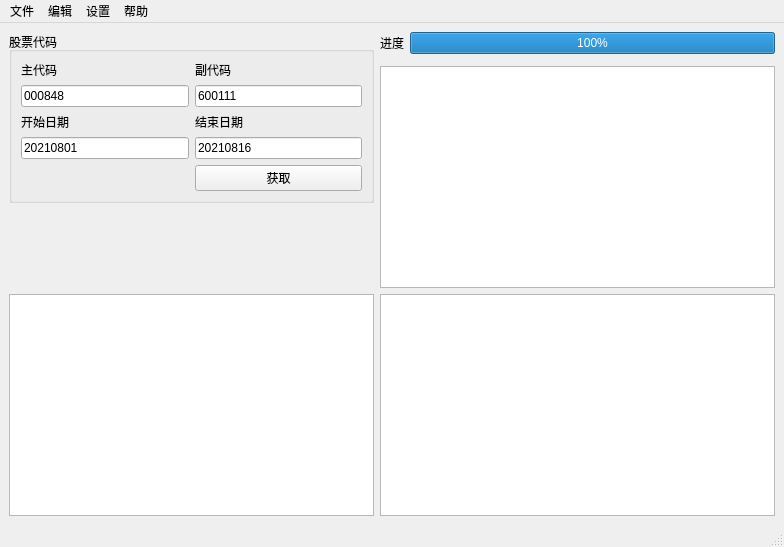
This is StockUI.ui in yangjiameng/Stock_Monitoring as Qt 5 draws it before an edit. The edited form follows.
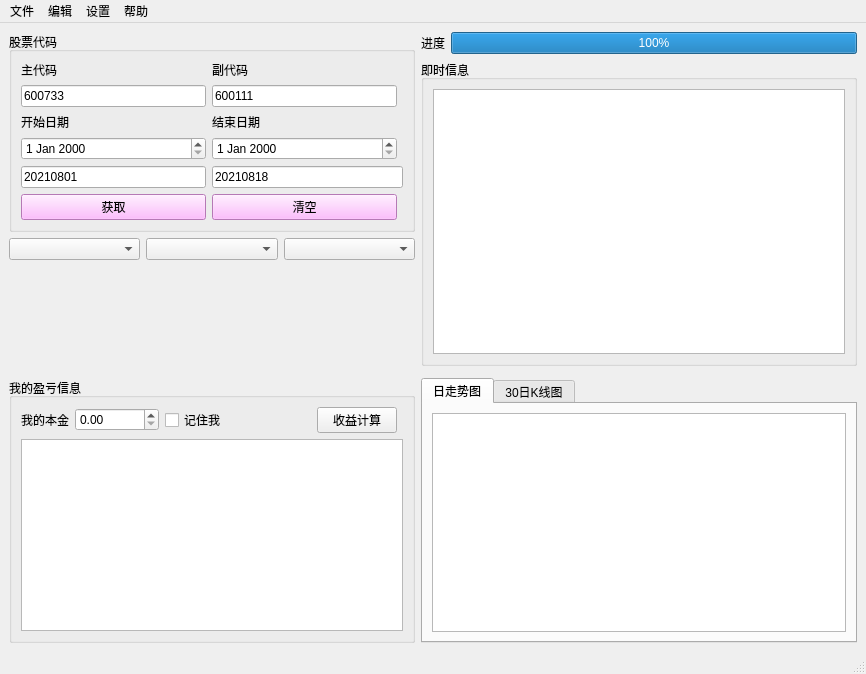
This is the edited form. Custom widgets are drawn as their Qt base class.

Commit message: 加入个性化信息计算功能，更新控件显示，加入振幅线，更新分时显示

Patch:
```diff
--- a/StockUI.ui
+++ b/StockUI.ui
@@ -6,8 +6,8 @@
    <rect>
     <x>0</x>
     <y>0</y>
-    <width>784</width>
-    <height>547</height>
+    <width>866</width>
+    <height>674</height>
    </rect>
   </property>
   <property name="windowTitle">
@@ -18,9 +18,6 @@
   </property>
   <widget class="QWidget" name="centralwidget">
    <layout class="QGridLayout" name="gridLayout_3">
-    <item row="4" column="1">
-     <widget class="GraphicsLayoutWidget" name="graphicsView_daily_line"/>
-    </item>
     <item row="0" column="3">
      <widget class="QProgressBar" name="progressBar_stock">
       <property name="value">
@@ -28,31 +25,116 @@
       </property>
      </widget>
     </item>
+    <item row="0" column="2">
+     <widget class="QLabel" name="label_5">
+      <property name="text">
+       <string>进度</string>
+      </property>
+     </widget>
+    </item>
+    <item row="3" column="1" rowspan="2">
+     <widget class="QGroupBox" name="groupBox">
+      <property name="title">
+       <string>我的盈亏信息</string>
+      </property>
+      <layout class="QGridLayout" name="gridLayout_7">
+       <item row="0" column="2">
+        <widget class="QCheckBox" name="checkBox_remember">
+         <property name="text">
+          <string>记住我</string>
+         </property>
+        </widget>
+       </item>
+       <item row="2" column="0" colspan="6">
+        <widget class="QListView" name="listView_person_msg"/>
+       </item>
+       <item row="0" column="4">
+        <widget class="QPushButton" name="pushButton">
+         <property name="text">
+          <string>收益计算</string>
+         </property>
+        </widget>
+       </item>
+       <item row="0" column="0">
+        <widget class="QLabel" name="label_6">
+         <property name="text">
+          <string>我的本金</string>
+         </property>
+        </widget>
+       </item>
+       <item row="0" column="1">
+        <widget class="QDoubleSpinBox" name="doubleSpinBox_my_money">
+         <property name="enabled">
+          <bool>true</bool>
+         </property>
+         <property name="layoutDirection">
+          <enum>Qt::LeftToRight</enum>
+         </property>
+         <property name="maximum">
+          <double>10000000.000000000000000</double>
+         </property>
+        </widget>
+       </item>
+       <item row="0" column="3">
+        <spacer name="horizontalSpacer">
+         <property name="orientation">
+          <enum>Qt::Horizontal</enum>
+         </property>
+         <property name="sizeHint" stdset="0">
+          <size>
+           <width>40</width>
+           <height>20</height>
+          </size>
+         </property>
+        </spacer>
+       </item>
+      </layout>
+     </widget>
+    </item>
+    <item row="1" column="2" colspan="2">
+     <widget class="QGroupBox" name="groupBox_realtime">
+      <property name="title">
+       <string>即时信息</string>
+      </property>
+      <layout class="QGridLayout" name="gridLayout_6">
+       <item row="0" column="0">
+        <widget class="QListWidget" name="listWidget_show_msg"/>
+       </item>
+      </layout>
+     </widget>
+    </item>
     <item row="0" column="1" rowspan="3">
      <layout class="QGridLayout" name="gridLayout_2">
-      <item row="0" column="0" colspan="2">
+      <item row="0" column="0" colspan="3">
        <widget class="QGroupBox" name="groupBox_stock">
         <property name="title">
          <string>股票代码</string>
         </property>
         <layout class="QGridLayout" name="gridLayout">
-         <item row="1" column="1">
-          <widget class="QLineEdit" name="lineEdit_2">
+         <item row="0" column="0">
+          <widget class="QLabel" name="label_3">
            <property name="text">
-            <string>600111</string>
+            <string>主代码</string>
            </property>
           </widget>
          </item>
-         <item row="4" column="1">
-          <widget class="QPushButton" name="pushButton_search">
-           <property name="maximumSize">
-            <size>
-             <width>200</width>
-             <height>16777215</height>
-            </size>
+         <item row="6" column="2">
+          <widget class="QPushButton" name="pushButton_clear">
+           <property name="styleSheet">
+            <string notr="true">background-color: rgb(255, 170, 255);</string>
            </property>
            <property name="text">
-            <string>获取</string>
+            <string>清空</string>
+           </property>
+          </widget>
+         </item>
+         <item row="4" column="0">
+          <widget class="QDateEdit" name="dateEdit_2"/>
+         </item>
+         <item row="0" column="2">
+          <widget class="QLabel" name="label_4">
+           <property name="text">
+            <string>副代码</string>
            </property>
           </widget>
          </item>
@@ -63,7 +145,7 @@
            </property>
           </widget>
          </item>
-         <item row="3" column="0">
+         <item row="5" column="0">
           <widget class="QLineEdit" name="lineEdit_3">
            <property name="text">
             <string>20210801</string>
@@ -73,22 +155,15 @@
            </property>
           </widget>
          </item>
-         <item row="3" column="1">
-          <widget class="QLineEdit" name="lineEdit_4">
+         <item row="1" column="2">
+          <widget class="QLineEdit" name="lineEdit_2">
            <property name="text">
-            <string>20210816</string>
-           </property>
-           <property name="placeholderText">
-            <string>结束日期</string>
+            <string>600111</string>
            </property>
           </widget>
          </item>
-         <item row="2" column="1">
-          <widget class="QLabel" name="label_2">
-           <property name="text">
-            <string>结束日期</string>
-           </property>
-          </widget>
+         <item row="4" column="2">
+          <widget class="QDateEdit" name="dateEdit"/>
          </item>
          <item row="1" column="0">
           <widget class="QLineEdit" name="lineEdit_1">
@@ -96,28 +171,47 @@
             <string/>
            </property>
            <property name="text">
-            <string>000848</string>
+            <string>600733</string>
            </property>
           </widget>
          </item>
-         <item row="0" column="0">
-          <widget class="QLabel" name="label_3">
+         <item row="2" column="2">
+          <widget class="QLabel" name="label_2">
            <property name="text">
-            <string>主代码</string>
+            <string>结束日期</string>
            </property>
           </widget>
          </item>
-         <item row="0" column="1">
-          <widget class="QLabel" name="label_4">
+         <item row="5" column="2" colspan="2">
+          <widget class="QLineEdit" name="lineEdit_4">
            <property name="text">
-            <string>副代码</string>
+            <string>20210818</string>
+           </property>
+           <property name="placeholderText">
+            <string>结束日期</string>
+           </property>
+          </widget>
+         </item>
+         <item row="6" column="0">
+          <widget class="QPushButton" name="pushButton_search">
+           <property name="maximumSize">
+            <size>
+             <width>16777215</width>
+             <height>16777215</height>
+            </size>
+           </property>
+           <property name="styleSheet">
+            <string notr="true">background-color: rgb(255, 170, 255);</string>
+           </property>
+           <property name="text">
+            <string>获取</string>
            </property>
           </widget>
          </item>
         </layout>
        </widget>
       </item>
-      <item row="2" column="0" colspan="2">
+      <item row="11" column="0" colspan="3">
        <spacer name="verticalSpacer">
         <property name="orientation">
          <enum>Qt::Vertical</enum>
@@ -130,21 +224,50 @@
         </property>
        </spacer>
       </item>
+      <item row="2" column="2">
+       <widget class="QComboBox" name="comboBox_3"/>
+      </item>
+      <item row="2" column="1">
+       <widget class="QComboBox" name="comboBox_2"/>
+      </item>
+      <item row="2" column="0">
+       <widget class="QComboBox" name="comboBox"/>
+      </item>
      </layout>
     </item>
-    <item row="0" column="2">
-     <widget class="QLabel" name="label_5">
-      <property name="text">
-       <string>进度</string>
+    <item row="3" column="2" rowspan="2" colspan="2">
+     <widget class="QTabWidget" name="tabWidget">
+      <property name="currentIndex">
+       <number>0</number>
       </property>
+      <widget class="QWidget" name="tab_daily">
+       <property name="focusPolicy">
+        <enum>Qt::NoFocus</enum>
+       </property>
+       <property name="contextMenuPolicy">
+        <enum>Qt::DefaultContextMenu</enum>
+       </property>
+       <attribute name="title">
+        <string>日走势图</string>
+       </attribute>
+       <layout class="QGridLayout" name="gridLayout_4">
+        <item row="0" column="0">
+         <widget class="GraphicsLayoutWidget" name="graphicsView_daily_line"/>
+        </item>
+       </layout>
+      </widget>
+      <widget class="QWidget" name="tab_30_K">
+       <attribute name="title">
+        <string>30日K线图</string>
+       </attribute>
+       <layout class="QGridLayout" name="gridLayout_5">
+        <item row="0" column="0">
+         <widget class="GraphicsLayoutWidget" name="graphicsView_matplot"/>
+        </item>
+       </layout>
+      </widget>
      </widget>
     </item>
-    <item row="2" column="2" colspan="2">
-     <widget class="QListWidget" name="listWidget_show_msg"/>
-    </item>
-    <item row="4" column="2" colspan="2">
-     <widget class="GraphicsLayoutWidget" name="graphicsView_matplot"/>
-    </item>
    </layout>
   </widget>
   <widget class="QMenuBar" name="menubar">
@@ -152,7 +275,7 @@
     <rect>
      <x>0</x>
      <y>0</y>
-     <width>784</width>
+     <width>866</width>
      <height>23</height>
     </rect>
    </property>
```
The commit also changes 2 other files.
